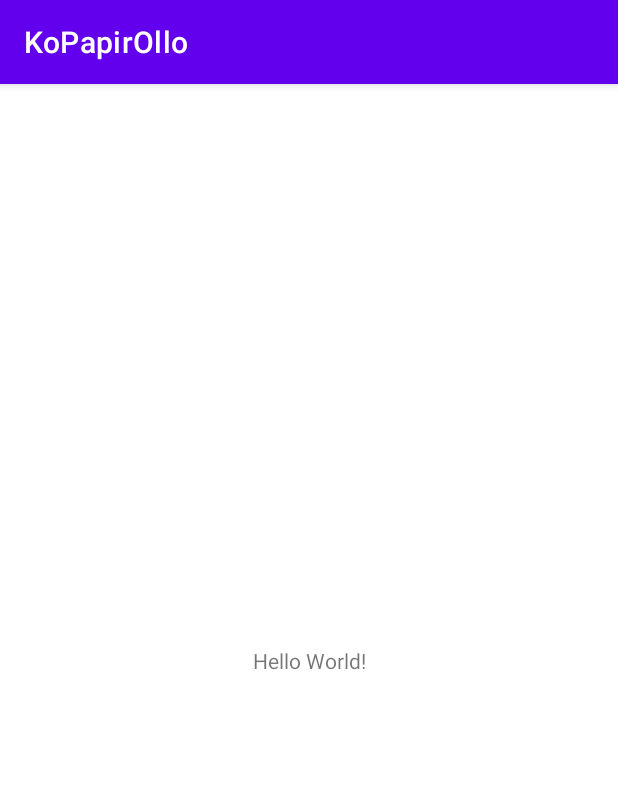
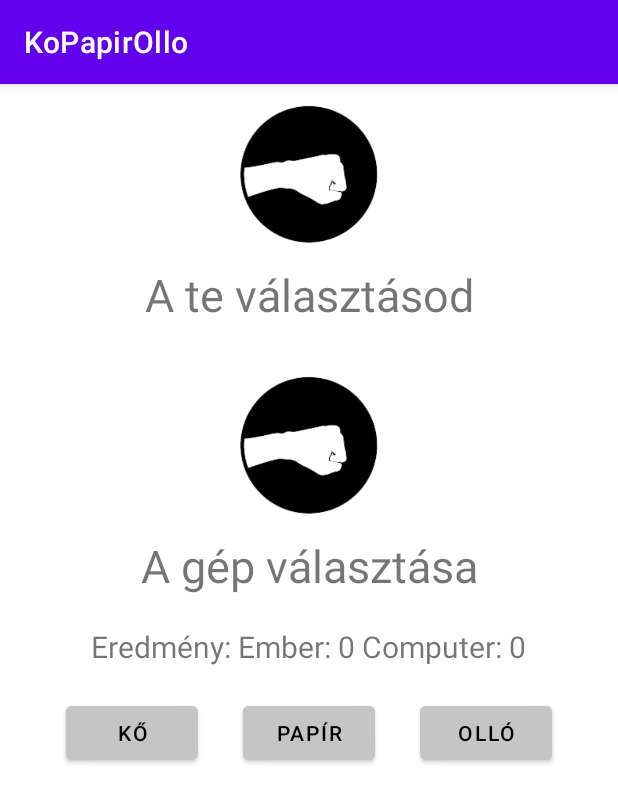
Before and after one commit to Maurisz02/as-KoPapirOllo, an Android app: the screen it shows after launch (MainActivity), on a phone screen of 412 x 824 dp. Shown: the top 803 px of the screen. Run offline under Robolectric (Android 15) with nearby library versions, the phone set to English and light mode, and no system bars.

Commit message:
Style done

```diff
--- a/app/src/main/res/layout/activity_main.xml
+++ b/app/src/main/res/layout/activity_main.xml
@@ -1,18 +1,110 @@
 <?xml version="1.0" encoding="utf-8"?>
-<androidx.constraintlayout.widget.ConstraintLayout xmlns:android="http://schemas.android.com/apk/res/android"
+<RelativeLayout xmlns:android="http://schemas.android.com/apk/res/android"
     xmlns:app="http://schemas.android.com/apk/res-auto"
     xmlns:tools="http://schemas.android.com/tools"
     android:layout_width="match_parent"
     android:layout_height="match_parent"
     tools:context=".MainActivity">
 
-    <TextView
-        android:layout_width="wrap_content"
+    <LinearLayout
+        android:layout_width="match_parent"
         android:layout_height="wrap_content"
-        android:text="Hello World!"
-        app:layout_constraintBottom_toBottomOf="parent"
-        app:layout_constraintEnd_toEndOf="parent"
-        app:layout_constraintStart_toStartOf="parent"
-        app:layout_constraintTop_toTopOf="parent" />
+        android:gravity="center"
+        android:orientation="vertical">
 
-</androidx.constraintlayout.widget.ConstraintLayout>
+        <ImageView
+            android:id="@+id/koKep"
+            android:layout_width="120dp"
+            android:layout_height="120dp"
+            android:src="@drawable/rock" />
+
+        <TextView
+            android:id="@+id/teValasztas"
+            android:layout_width="match_parent"
+            android:layout_height="wrap_content"
+            android:text="A te választásod"
+            android:textAlignment="center"
+            android:textSize="30sp" />
+
+        <ImageView
+            android:id="@+id/gepKoKep"
+            android:layout_width="120dp"
+            android:layout_height="120dp"
+            android:layout_marginTop="20dp"
+            android:src="@drawable/rock" />
+
+        <TextView
+            android:id="@+id/gepValasztas"
+            android:layout_width="match_parent"
+            android:layout_height="wrap_content"
+            android:text="A gép választása"
+            android:textAlignment="center"
+            android:textSize="30sp" />
+
+        <LinearLayout
+            android:layout_width="match_parent"
+            android:layout_height="wrap_content"
+            android:layout_marginTop="20dp"
+            android:gravity="center">
+
+            <TextView
+                android:layout_width="wrap_content"
+                android:layout_height="wrap_content"
+                android:text="Eredmény: "
+                android:textSize="20sp" />
+
+            <TextView
+                android:id="@+id/emberScore"
+                android:layout_width="wrap_content"
+                android:layout_height="wrap_content"
+                android:text="Ember: 0 "
+                android:textSize="20sp" />
+
+            <TextView
+                android:id="@+id/gepScore"
+                android:layout_width="wrap_content"
+                android:layout_height="wrap_content"
+                android:text="Computer: 0"
+                android:textSize="20sp" />
+
+        </LinearLayout>
+
+        <LinearLayout
+            android:layout_width="match_parent"
+            android:layout_height="wrap_content"
+            android:layout_marginTop="20dp"
+            android:gravity="center">
+
+            <Button
+                android:id="@+id/koBtn"
+                android:layout_width="wrap_content"
+                android:layout_height="wrap_content"
+                android:layout_marginRight="30dp"
+                android:backgroundTint="#C5C5C5"
+                android:text="KŐ"
+                android:textColor="@color/black" />
+
+            <Button
+                android:id="@+id/papirBtn"
+                android:layout_width="wrap_content"
+                android:layout_height="wrap_content"
+                android:layout_marginRight="30dp"
+                android:backgroundTint="#C5C5C5"
+                android:text="PAPÍR"
+                android:textColor="@color/black" />
+
+            <Button
+                android:id="@+id/olloBtn"
+                android:layout_width="wrap_content"
+                android:layout_height="wrap_content"
+                android:backgroundTint="#C5C5C5"
+                android:text="OLLÓ"
+                android:textColor="@color/black" />
+
+        </LinearLayout>
+
+
+    </LinearLayout>
+
+
+</RelativeLayout>
```
